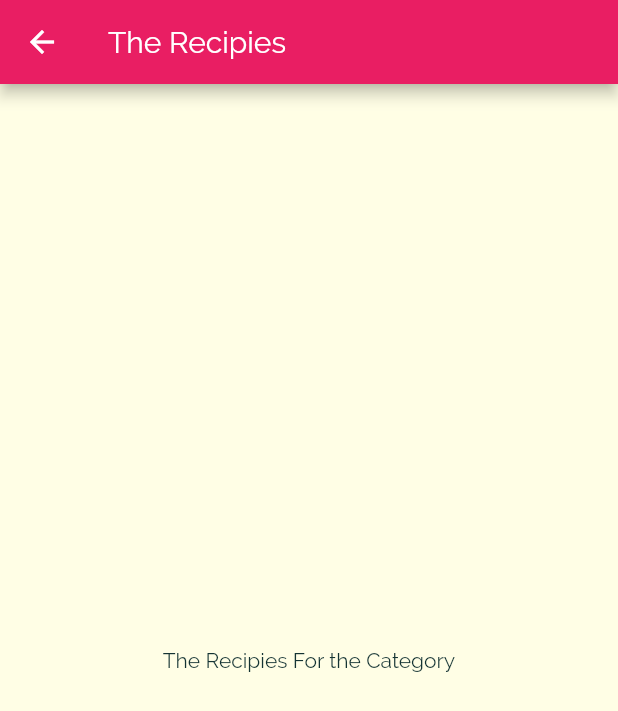
After one commit to kguertin/learn_flutter, a Flutter app: the screen it shows after launch, after a tap on "Italian", on a phone screen of 412 x 824 dp. The commit adds this screen. Shown: the top 711 px of the screen. Run offline on Flutter 3.47's test engine with Material 2 defaults, Android fonts, the light colour scheme and no system bars; our stand-ins replace dartz, equatable.

Commit message:
navigate to category meals page

```diff
--- a/meal_app/lib/category_item.dart
+++ b/meal_app/lib/category_item.dart
@@ -1,4 +1,5 @@
 import 'package:flutter/material.dart';
+import 'package:flutter_complete_guide/category_meals_screen.dart';
 
 class CategoryItem extends StatelessWidget {
   final String title;
@@ -6,9 +7,23 @@
 
   CategoryItem(this.title, this.color);
 
+  void selectCategory(ctx) {
+    Navigator.of(ctx).push(
+      MaterialPageRoute(
+        builder: (_) {
+          return CategoryMealsScreen();
+        },
+      ),
+    );
+  }
+
   @override
   Widget build(BuildContext context) {
-    return Container(
+    return InkWell(
+      onTap: () => selectCategory(context),
+      splashColor: Theme.of(context).primaryColor,
+      borderRadius: BorderRadius.circular(15),
+      child: Container(
         padding: const EdgeInsets.all(15.0),
         child: Text(
           title,
@@ -25,6 +40,7 @@
           ),
           borderRadius: BorderRadius.circular(15),
         ),
+      ),
     );
   }
 }
--- /dev/null
+++ b/meal_app/lib/category_meals_screen.dart
@@ -0,0 +1,15 @@
+import 'package:flutter/material.dart';
+
+class CategoryMealsScreen extends StatelessWidget {
+  @override
+  Widget build(BuildContext context) {
+    return Scaffold(
+      appBar: AppBar(
+        title: Text('The Recipies'),
+      ),
+      body: Center(
+        child: Text("The Recipies For the Category"),
+      ),
+    );
+  }
+}
```
Lines whose indentation alone changed are shown as unchanged.
